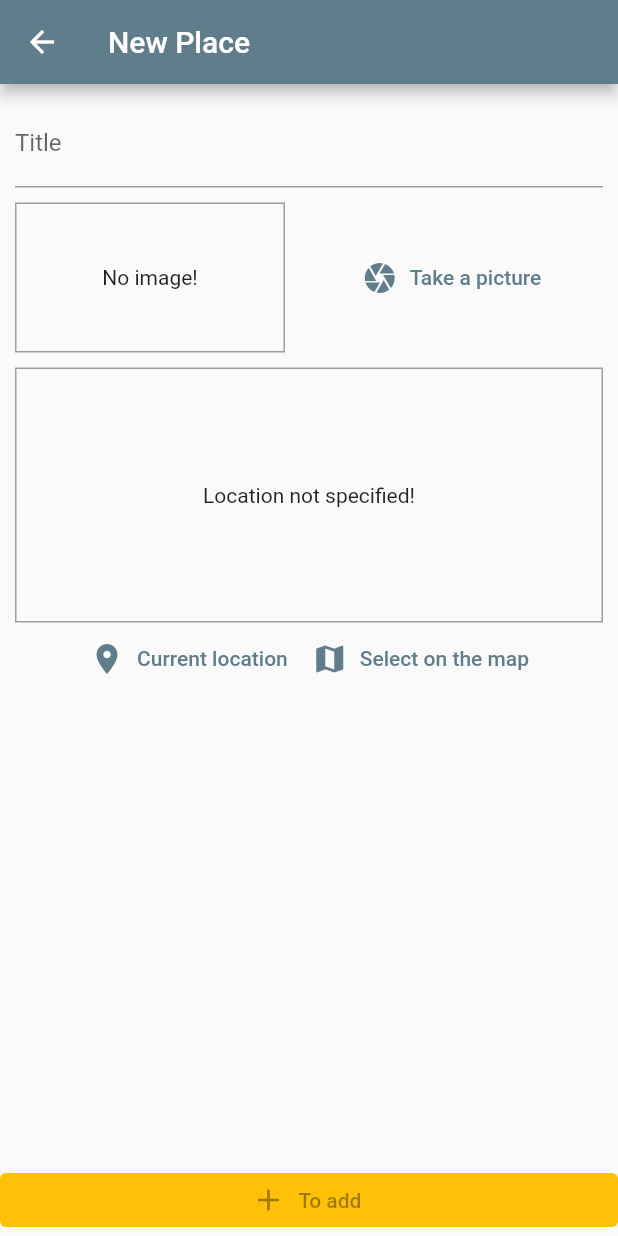
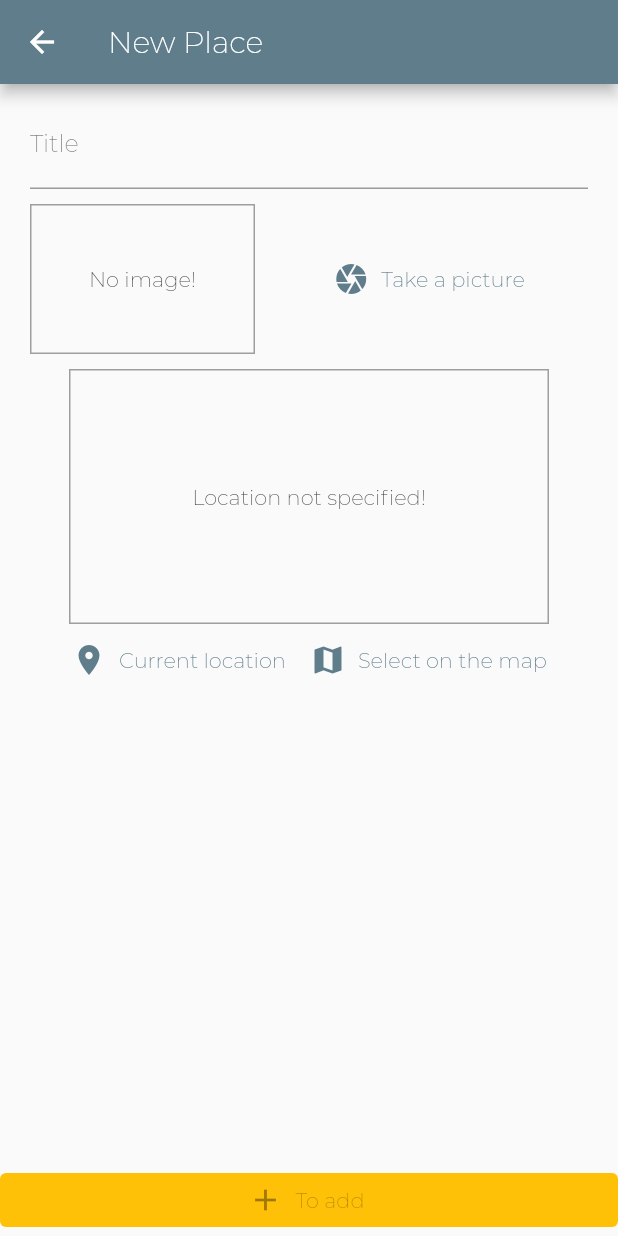
Before and after one commit to Rafa-Oli/great_places, a Flutter app: the PlaceFormScreen screen opened by its route, on a phone screen of 412 x 824 dp. Run offline on Flutter 3.47's test engine with Material 2 defaults, Android fonts, the phone set to English and light mode, and no system bars; our stand-ins replace google_maps_flutter, image_picker, location, sqflite; accounts and stored records are empty.

Commit message:
improved layout

```diff
--- a/lib/main.dart
+++ b/lib/main.dart
@@ -19,9 +19,9 @@ class MyApp extends StatelessWidget {
       child: MaterialApp(
         title: 'Great Places',
         theme: ThemeData(
-          primarySwatch: Colors.blueGrey,
-          accentColor: Colors.amber,
-        ),
+            primarySwatch: Colors.blueGrey,
+            accentColor: Colors.amber,
+            fontFamily: 'Montserrat'),
         home: PlacesListScreen(),
         routes: {
           AppRoutes.PLACE_FORM: (ctx) => PlaceFormScreen(),
--- a/lib/screens/place_form_screen.dart
+++ b/lib/screens/place_form_screen.dart
@@ -57,10 +57,11 @@ class _PlaceFormScreenState extends State<PlaceFormScreen> {
             Expanded(
               child: SingleChildScrollView(
                 child: Padding(
-                  padding: const EdgeInsets.all(10),
+                  padding:
+                      const EdgeInsets.symmetric(vertical: 10, horizontal: 20),
                   child: Column(
                     children: [
-                      TextField(
+                      TextFormField(
                         controller: _titleController,
                         decoration: InputDecoration(
                           labelText: 'Title',
--- a/lib/widgets/image_input.dart
+++ b/lib/widgets/image_input.dart
@@ -44,7 +44,7 @@ class _ImageInputState extends State<ImageInput> {
     return Row(
       children: [
         Container(
-          width: 180,
+          width: 150,
           height: 100,
           decoration: BoxDecoration(
             border: Border.all(
--- a/lib/widgets/location_input.dart
+++ b/lib/widgets/location_input.dart
@@ -54,7 +54,7 @@ class _LocationInputState extends State<LocationInput> {
       children: [
         Container(
           height: 170,
-          width: double.infinity,
+          width: 320,
           alignment: Alignment.center,
           decoration: BoxDecoration(
             border: Border.all(
@@ -70,7 +70,9 @@ class _LocationInputState extends State<LocationInput> {
                   width: double.infinity,
                 ),
         ),
-        Row(
+        Padding(
+          padding: const EdgeInsets.symmetric(horizontal: 0),
+          child: Row(
             mainAxisAlignment: MainAxisAlignment.center,
             children: [
               TextButton.icon(
@@ -90,6 +92,7 @@ class _LocationInputState extends State<LocationInput> {
                 label: Text('Select on the map'),
               )
             ],
+          ),
         )
       ],
     );
```
Also changed, not shown: lib/screens/places_list_screen.dart (+36 -4 lines), pubspec.yaml (+8 -9 lines), assets/fonts/Montserrat-ExtraLight.ttf (added), assets/fonts/Montserrat-Light.ttf (added). Lines whose indentation alone changed are shown as unchanged.
